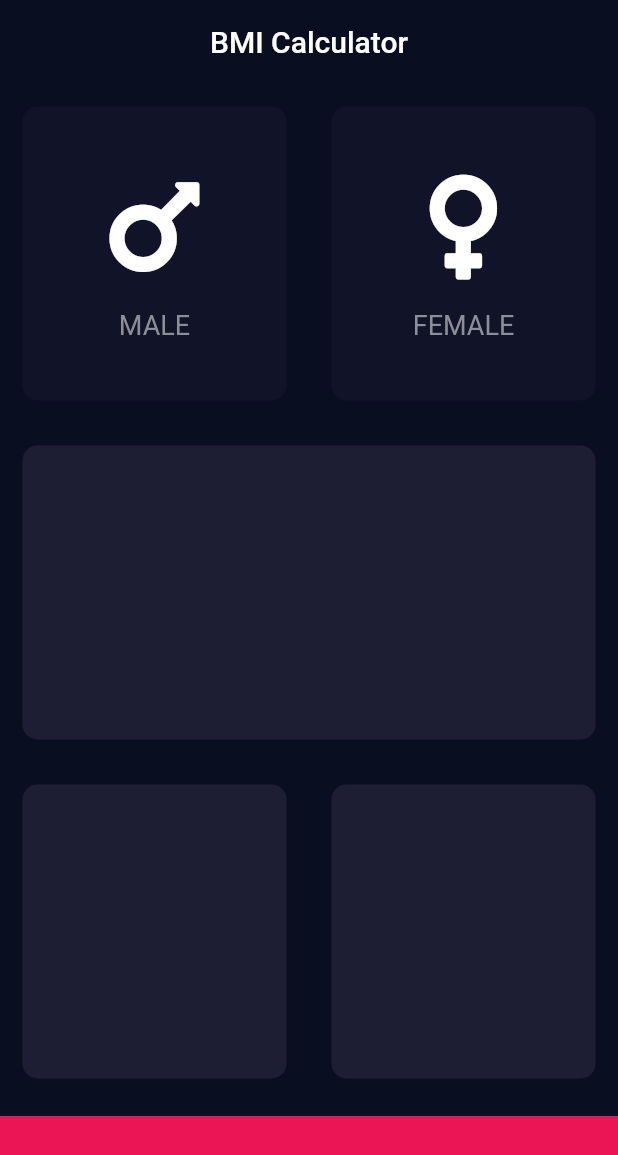
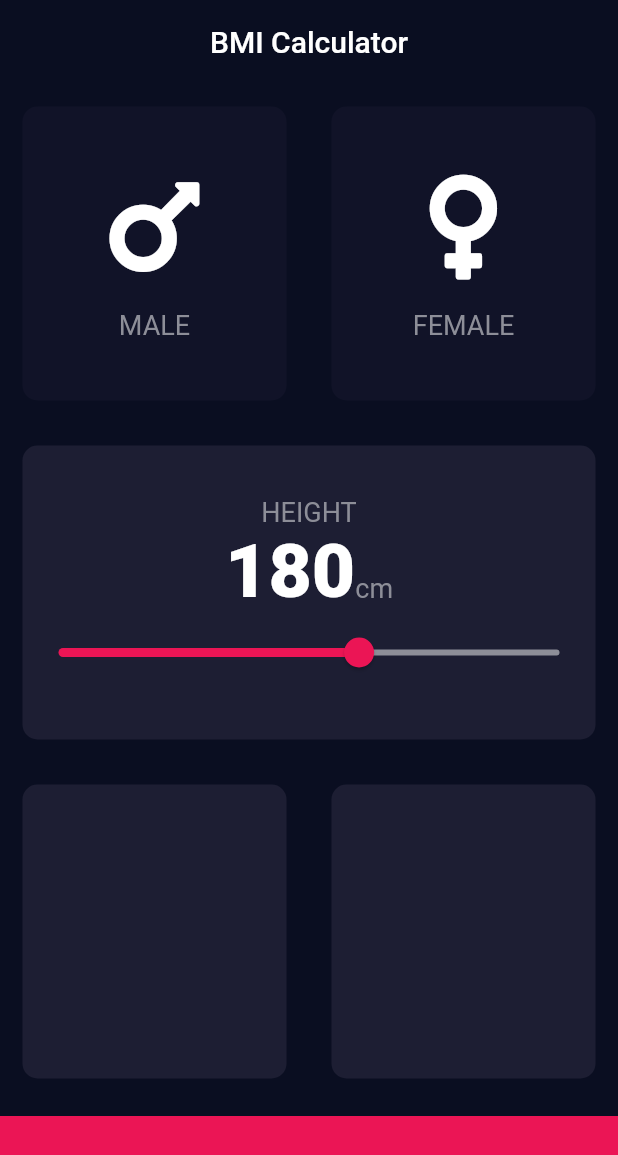
Before and after one commit to zainahmed0597/flutter_bmi_calculator, a Flutter app: the screen it shows after launch, on a phone screen of 412 x 824 dp. Shown: the top 1155 px of the screen. Run offline on Flutter 3.47's test engine with Material 2 defaults, Android fonts, the phone set to English and light mode, and no system bars; our stand-ins replace font_awesome_flutter.

```diff
--- /dev/null
+++ b/lib/constants.dart
@@ -0,0 +1,8 @@
+import 'package:flutter/material.dart';
+
+const kBottomContainerHeight = 80.0;
+const kLabelTextStyle = TextStyle(fontSize: 18.0, color: Color(0xFF8D8E98));
+const kNumberTextStyle = TextStyle(fontSize: 50.0, fontWeight: FontWeight.w900);
+const kActiveCardColour = Color(0xFF1D1E33);
+const kInactiveCardColour = Color(0xFF111328);
+const kBottomContainerColor = Color(0xFFEB1555);
--- a/lib/input_page.dart
+++ b/lib/input_page.dart
@@ -2,12 +2,8 @@ import 'package:flutter/cupertino.dart';
 import 'package:flutter/material.dart';
 import 'reusable_card.dart';
 import 'icon_content.dart';
+import 'constants.dart';
 import 'package:font_awesome_flutter/font_awesome_flutter.dart';
-
-const bottomContainerHeight = 80.0;
-const activeCardColour = Color(0xFF1D1E33);
-const inactiveCardColour = Color(0xFF111328);
-const bottomContainerColor = Color(0xFFEB1555);
 
 enum Gender { male, female }
 
@@ -18,7 +14,7 @@ class InputPage extends StatefulWidget {
 
 class _InputPageState extends State<InputPage> {
   Gender selectedGender;
-
+  int height = 180;
   @override
   Widget build(BuildContext context) {
     return Scaffold(
@@ -28,45 +24,40 @@ class _InputPageState extends State<InputPage> {
         title: Text('BMI Calculator'),
       ),
       body: Column(
+        crossAxisAlignment: CrossAxisAlignment.stretch,
         children: <Widget>[
           Expanded(
               child: Row(
             children: <Widget>[
               Expanded(
-                child: GestureDetector(
-                  onTap: () {
+                child: ReusableCard(
+                  onPress: () {
                     setState(() {
                       selectedGender = Gender.male;
-                      print('male bottom is active');
                     });
                   },
-                  child: ReusableCard(
                   colour: selectedGender == Gender.male
-                        ? activeCardColour
-                        : inactiveCardColour,
+                      ? kActiveCardColour
+                      : kInactiveCardColour,
                   cardChild: IconContent(
                     icon: FontAwesomeIcons.mars,
                     label: 'MALE',
                   ),
                 ),
               ),
-              ),
               Expanded(
-                child: GestureDetector(
-                  onTap: () {
+                child: ReusableCard(
+                  onPress: () {
                     setState(() {
                       selectedGender = Gender.female;
-                      print('female botton is active');
                     });
                   },
-                  child: ReusableCard(
                   colour: selectedGender == Gender.female
-                        ? activeCardColour
-                        : inactiveCardColour,
+                      ? kActiveCardColour
+                      : kInactiveCardColour,
                   cardChild: IconContent(
                     icon: FontAwesomeIcons.venus,
                     label: 'FEMALE',
-                    ),
                   ),
                 ),
               ),
@@ -74,7 +65,43 @@ class _InputPageState extends State<InputPage> {
           )),
           Expanded(
             child: ReusableCard(
-              colour: activeCardColour,
+              colour: kActiveCardColour,
+              cardChild: Column(
+                mainAxisAlignment: MainAxisAlignment.center,
+                children: <Widget>[
+                  Text(
+                    'HEIGHT',
+                    style: kLabelTextStyle,
+                  ),
+                  Row(
+                    mainAxisAlignment: MainAxisAlignment.center,
+                    crossAxisAlignment: CrossAxisAlignment.baseline,
+                    textBaseline: TextBaseline.alphabetic,
+                    children: <Widget>[
+                      Text(
+                        height.toString(),
+                        style: kNumberTextStyle,
+                      ),
+                      Text(
+                        'cm',
+                        style: kLabelTextStyle,
+                      ),
+                    ],
+                  ),
+                  Slider(
+                    value: height.toDouble(),
+                    min: 120.0,
+                    max: 220.0,
+                    activeColor: Color(0xFFEB1555),
+                    inactiveColor: Color(0xFF8D8E98),
+                    onChanged: (double newValue) {
+                      setState(() {
+                        height = newValue.round();
+                      });
+                    },
+                  ),
+                ],
+              ),
             ),
           ),
           Expanded(
@@ -82,21 +109,21 @@ class _InputPageState extends State<InputPage> {
             children: <Widget>[
               Expanded(
                 child: ReusableCard(
-                  colour: activeCardColour,
+                  colour: kActiveCardColour,
                 ),
               ),
               Expanded(
                 child: ReusableCard(
-                  colour: activeCardColour,
+                  colour: kActiveCardColour,
                 ),
               ),
             ],
           )),
           Container(
-            color: bottomContainerColor,
+            color: kBottomContainerColor,
             margin: EdgeInsets.only(top: 10.0),
             width: double.infinity,
-            height: bottomContainerHeight,
+            height: kBottomContainerHeight,
           ),
         ],
       ),
--- a/lib/reusable_card.dart
+++ b/lib/reusable_card.dart
@@ -1,19 +1,23 @@
 import 'package:flutter/material.dart';
 
 class ReusableCard extends StatelessWidget {
-  ReusableCard({@required this.colour, this.cardChild});
+  ReusableCard({@required this.colour, this.cardChild, this.onPress});
 
   final Color colour;
   final Widget cardChild;
+  final Function onPress;
 
   @override
   Widget build(BuildContext context) {
-    return Container(
-      child: cardChild,
-      margin: EdgeInsets.all(15.0),
-      decoration: BoxDecoration(
-        borderRadius: BorderRadius.circular(10.0),
-        color: colour,
+    return GestureDetector(
+      onTap: onPress,
+      child: Container(
+        child: cardChild,
+        margin: EdgeInsets.all(15.0),
+        decoration: BoxDecoration(
+          borderRadius: BorderRadius.circular(10.0),
+          color: colour,
+        ),
       ),
     );
   }
```
Lines whose indentation alone changed are shown as unchanged.
